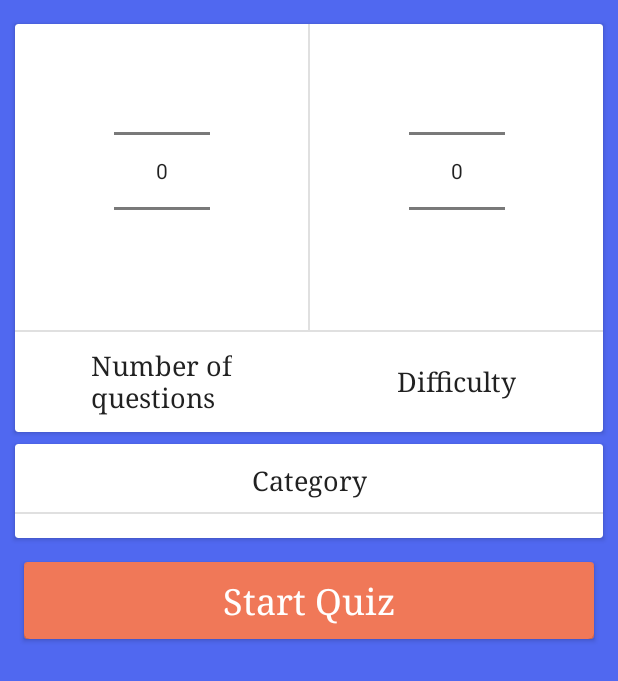
After one commit to rkumar0206/Quiz_App, an Android app: the layout custom_quiz_layout.xml on its own in the app's theme, with its tools: preview values and no code run, on a phone screen of 412 x 824 dp. The commit adds this screen. Shown: the top 681 px of the screen. Run offline under Robolectric (Android 15) with nearby library versions, the phone set to English and light mode, and no system bars; network calls fail.

Commit message:
-> made layout for custom quiz -> giving star on the score of 6 and 12

```diff
--- a/app/src/main/java/com/rohitthebest/quizzed_aquizapp/ui/fragments/QuizFragment.kt
+++ b/app/src/main/java/com/rohitthebest/quizzed_aquizapp/ui/fragments/QuizFragment.kt
@@ -367,7 +367,7 @@ class QuizFragment : Fragment(R.layout.fragment_quiz), View.OnClickListener {
         score += 2
         binding.scoreTV.text = "Score : $score"
 
-        if (score == 8) {
+        if (score == 6) {
 
             showStarAnimation()
             star++
@@ -375,7 +375,7 @@ class QuizFragment : Fragment(R.layout.fragment_quiz), View.OnClickListener {
             saveData(oldHighScore, star)
         }
 
-        if (score == 16) {
+        if (score == 12) {
 
             showStarAnimation()
 
--- /dev/null
+++ b/app/src/main/res/layout/custom_quiz_layout.xml
@@ -0,0 +1,195 @@
+<?xml version="1.0" encoding="utf-8"?>
+<androidx.constraintlayout.widget.ConstraintLayout xmlns:android="http://schemas.android.com/apk/res/android"
+    xmlns:app="http://schemas.android.com/apk/res-auto"
+    android:layout_width="match_parent"
+    android:layout_height="match_parent"
+    android:background="@color/background_color">
+
+    <androidx.cardview.widget.CardView
+        android:id="@+id/cardView5"
+        android:layout_width="match_parent"
+        android:layout_height="wrap_content"
+        android:layout_marginStart="10dp"
+        android:layout_marginTop="16dp"
+        android:layout_marginEnd="10dp"
+        app:layout_constraintEnd_toEndOf="parent"
+        app:layout_constraintHorizontal_bias="0.5"
+        app:layout_constraintStart_toStartOf="parent"
+        app:layout_constraintTop_toTopOf="parent">
+
+        <androidx.constraintlayout.widget.ConstraintLayout
+            android:layout_width="match_parent"
+            android:layout_height="match_parent">
+
+            <NumberPicker
+
+                android:id="@+id/numberOfQuestionsNumberPicker"
+                android:layout_width="wrap_content"
+                android:layout_height="wrap_content"
+                android:layout_marginTop="8dp"
+                android:saveEnabled="true"
+                app:layout_constraintEnd_toStartOf="@+id/divider8"
+                app:layout_constraintStart_toStartOf="parent"
+                app:layout_constraintTop_toTopOf="parent" />
+
+            <View
+                android:id="@+id/divider8"
+                android:layout_width="1dp"
+                android:layout_height="0dp"
+                android:background="?android:attr/listDivider"
+                app:layout_constraintBottom_toTopOf="@+id/divider9"
+                app:layout_constraintEnd_toEndOf="parent"
+                app:layout_constraintHorizontal_bias="0.5"
+                app:layout_constraintStart_toStartOf="parent"
+                app:layout_constraintTop_toTopOf="parent" />
+
+            <NumberPicker
+                android:id="@+id/difficultyNumberPicker"
+                android:layout_width="wrap_content"
+                android:layout_height="wrap_content"
+                app:layout_constraintEnd_toEndOf="parent"
+                app:layout_constraintStart_toEndOf="@+id/divider8"
+                app:layout_constraintTop_toTopOf="@+id/numberOfQuestionsNumberPicker" />
+
+            <View
+                android:id="@+id/divider9"
+                android:layout_width="match_parent"
+                android:layout_height="1dp"
+                android:layout_marginTop="16dp"
+                android:background="?android:attr/listDivider"
+                app:layout_constraintEnd_toEndOf="parent"
+                app:layout_constraintHorizontal_bias="0.5"
+                app:layout_constraintStart_toStartOf="parent"
+                app:layout_constraintTop_toBottomOf="@+id/numberOfQuestionsNumberPicker" />
+
+            <TextView
+                android:id="@+id/textView7"
+                android:layout_width="wrap_content"
+                android:layout_height="wrap_content"
+                android:layout_marginTop="8dp"
+                android:layout_marginBottom="8dp"
+                android:padding="3dp"
+                android:text="Number of\nquestions"
+                android:textColor="@color/primary_text_color"
+                android:textSize="18sp"
+                app:layout_constraintBottom_toBottomOf="parent"
+                app:layout_constraintEnd_toStartOf="@+id/divider8"
+                app:layout_constraintStart_toStartOf="parent"
+                app:layout_constraintTop_toBottomOf="@+id/divider8" />
+
+            <TextView
+                android:id="@+id/textView10"
+                android:layout_width="wrap_content"
+                android:layout_height="wrap_content"
+                android:padding="3dp"
+                android:text="Difficulty"
+                android:textColor="@color/primary_text_color"
+                android:textSize="18sp"
+                app:layout_constraintBottom_toBottomOf="@+id/textView7"
+                app:layout_constraintEnd_toEndOf="parent"
+                app:layout_constraintStart_toEndOf="@+id/divider8"
+                app:layout_constraintTop_toTopOf="@+id/textView7" />
+
+        </androidx.constraintlayout.widget.ConstraintLayout>
+    </androidx.cardview.widget.CardView>
+
+    <androidx.cardview.widget.CardView
+        android:id="@+id/cardView8"
+        android:layout_width="match_parent"
+        android:layout_height="wrap_content"
+        android:layout_marginStart="10dp"
+        android:layout_marginTop="8dp"
+        android:layout_marginEnd="10dp"
+        app:layout_constraintEnd_toEndOf="parent"
+        app:layout_constraintHorizontal_bias="0.5"
+        app:layout_constraintStart_toStartOf="parent"
+        app:layout_constraintTop_toBottomOf="@+id/cardView5">
+
+        <androidx.constraintlayout.widget.ConstraintLayout
+            android:layout_width="match_parent"
+            android:layout_height="match_parent">
+
+            <TextView
+                android:id="@+id/textView11"
+                android:layout_width="wrap_content"
+                android:layout_height="wrap_content"
+                android:layout_marginTop="8dp"
+                android:padding="4dp"
+                android:text="Category"
+                android:textColor="@color/primary_text_color"
+                android:textSize="18sp"
+                app:layout_constraintEnd_toEndOf="parent"
+                app:layout_constraintHorizontal_bias="0.5"
+                app:layout_constraintStart_toStartOf="parent"
+                app:layout_constraintTop_toTopOf="parent" />
+
+            <View
+                android:id="@+id/divider10"
+                android:layout_width="match_parent"
+                android:layout_height="1dp"
+                android:layout_marginTop="5dp"
+                android:background="?android:attr/listDivider"
+                app:layout_constraintEnd_toEndOf="parent"
+                app:layout_constraintHorizontal_bias="0.5"
+                app:layout_constraintStart_toStartOf="parent"
+                app:layout_constraintTop_toBottomOf="@id/textView11" />
+
+            <androidx.recyclerview.widget.RecyclerView
+                android:id="@+id/categoryRV"
+                android:layout_width="match_parent"
+                android:layout_height="match_parent"
+                android:layout_marginTop="8dp"
+                android:layout_marginBottom="8dp"
+                app:layout_constraintBottom_toBottomOf="parent"
+                app:layout_constraintEnd_toEndOf="parent"
+                app:layout_constraintHorizontal_bias="0.5"
+                app:layout_constraintStart_toStartOf="parent"
+                app:layout_constraintTop_toBottomOf="@+id/divider10" />
+        </androidx.constraintlayout.widget.ConstraintLayout>
+    </androidx.cardview.widget.CardView>
+
+    <androidx.cardview.widget.CardView
+        android:id="@+id/cardView15"
+        android:layout_width="match_parent"
+        android:layout_height="wrap_content"
+        android:layout_marginStart="16dp"
+        android:layout_marginTop="16dp"
+        android:layout_marginEnd="16dp"
+        app:cardBackgroundColor="@color/button_color"
+        app:layout_constraintEnd_toEndOf="parent"
+        app:layout_constraintHorizontal_bias="0.5"
+        app:layout_constraintStart_toStartOf="parent"
+        app:layout_constraintTop_toBottomOf="@+id/cardView8">
+
+        <com.google.android.material.card.MaterialCardView
+            android:id="@+id/startQuizBtn"
+            android:layout_width="match_parent"
+            android:layout_height="match_parent"
+            app:cardBackgroundColor="@color/button_color">
+
+            <TextView
+                android:layout_width="match_parent"
+                android:layout_height="wrap_content"
+                android:gravity="center"
+                android:padding="10dp"
+                android:text="Start Quiz"
+                android:textColor="@color/white"
+                android:textSize="24sp" />
+
+
+        </com.google.android.material.card.MaterialCardView>
+
+    </androidx.cardview.widget.CardView>
+
+    <View
+        android:id="@+id/divider12"
+        android:layout_width="match_parent"
+        android:layout_height="1dp"
+        android:layout_marginTop="16dp"
+        android:background="?android:attr/listDivider"
+        android:visibility="invisible"
+        app:layout_constraintEnd_toEndOf="parent"
+        app:layout_constraintHorizontal_bias="0.5"
+        app:layout_constraintStart_toStartOf="parent"
+        app:layout_constraintTop_toBottomOf="@+id/cardView15" />
+</androidx.constraintlayout.widget.ConstraintLayout>
--- a/app/src/main/res/layout/fragment_custom_quiz.xml
+++ b/app/src/main/res/layout/fragment_custom_quiz.xml
@@ -1,8 +1,49 @@
 <?xml version="1.0" encoding="utf-8"?>
-<androidx.constraintlayout.widget.ConstraintLayout xmlns:android="http://schemas.android.com/apk/res/android"
+<androidx.coordinatorlayout.widget.CoordinatorLayout xmlns:android="http://schemas.android.com/apk/res/android"
     android:layout_width="match_parent"
     android:layout_height="match_parent"
     xmlns:tools="http://schemas.android.com/tools"
+    xmlns:app="http://schemas.android.com/apk/res-auto"
+    android:background="@color/background_color"
     tools:context=".ui.fragments.CustomQuizFragment">
 
-</androidx.constraintlayout.widget.ConstraintLayout>
+    <com.google.android.material.appbar.AppBarLayout
+        android:layout_width="match_parent"
+        android:layout_height="wrap_content">
+
+        <com.google.android.material.appbar.MaterialToolbar
+            android:layout_width="match_parent"
+            android:layout_height="?actionBarSize"
+            app:layout_scrollFlags="enterAlways|scroll">
+
+            <RelativeLayout
+                android:layout_width="match_parent"
+                android:layout_height="match_parent">
+
+                <TextView
+                    android:layout_width="wrap_content"
+                    android:layout_height="wrap_content"
+                    android:layout_centerHorizontal="true"
+                    android:layout_centerVertical="true"
+                    android:layout_marginEnd="5dp"
+                    android:padding="5dp"
+                    android:text="Custom Quiz"
+                    android:textColor="@color/white"
+                    android:textSize="30sp" />
+
+            </RelativeLayout>
+
+        </com.google.android.material.appbar.MaterialToolbar>
+    </com.google.android.material.appbar.AppBarLayout>
+
+    <androidx.core.widget.NestedScrollView
+        android:layout_width="match_parent"
+        android:layout_height="match_parent"
+        app:layout_behavior="com.google.android.material.appbar.AppBarLayout$ScrollingViewBehavior">
+
+        <include
+            android:id="@+id/include"
+            layout="@layout/custom_quiz_layout" />
+    </androidx.core.widget.NestedScrollView>
+
+</androidx.coordinatorlayout.widget.CoordinatorLayout>
```
